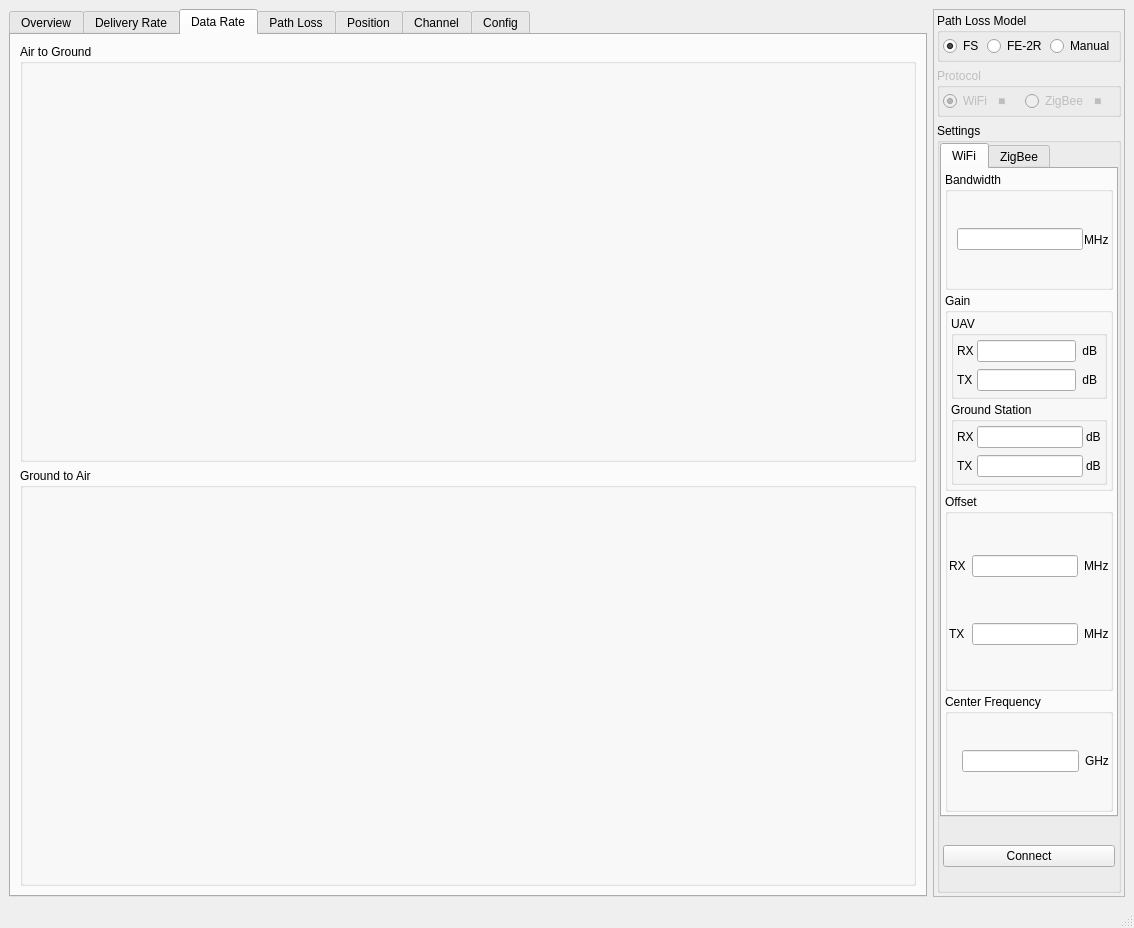
The window that examples/multi-trx/src/gui.ui (jahknem/FutureSDR) describes before a commit, drawn with Qt 5.
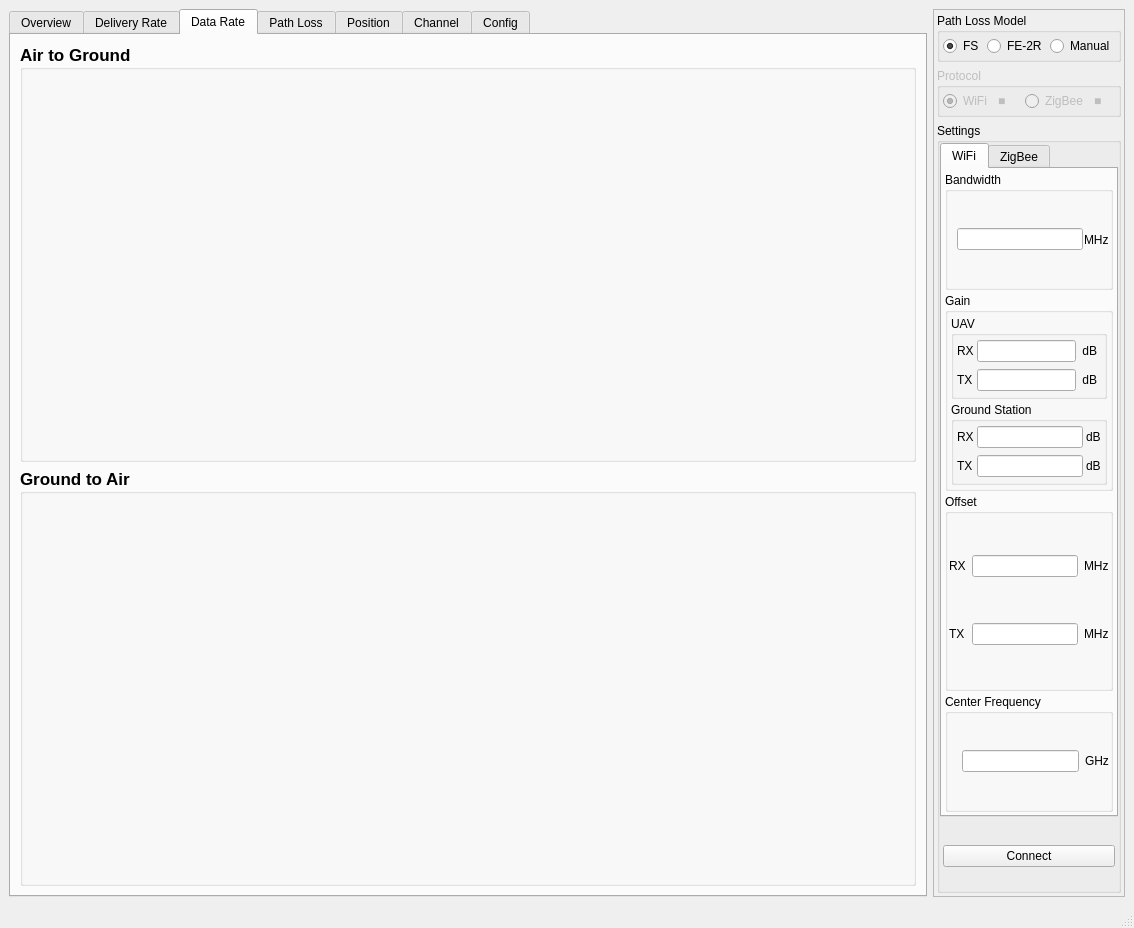
The same window after the commit. The open tabs and pages were chosen to show the change.

Commit message: eC demo fair 15.06.23; add background text to plots in UI

```diff
--- a/examples/multi-trx/src/gui.ui
+++ b/examples/multi-trx/src/gui.ui
@@ -415,6 +415,13 @@
        <layout class="QVBoxLayout" name="verticalLayout_11">
         <item>
          <widget class="QGroupBox" name="groupBox_29">
+          <property name="font">
+           <font>
+            <pointsize>13</pointsize>
+            <weight>75</weight>
+            <bold>true</bold>
+           </font>
+          </property>
           <property name="title">
            <string>Air to Ground</string>
           </property>
@@ -439,6 +446,13 @@
         </item>
         <item>
          <widget class="QGroupBox" name="groupBox_28">
+          <property name="font">
+           <font>
+            <pointsize>13</pointsize>
+            <weight>75</weight>
+            <bold>true</bold>
+           </font>
+          </property>
           <property name="title">
            <string>Ground to Air</string>
           </property>
```
Left out of the diff: 4 changed lines with no effect on the pictures. The commit also changes 1 other file.
